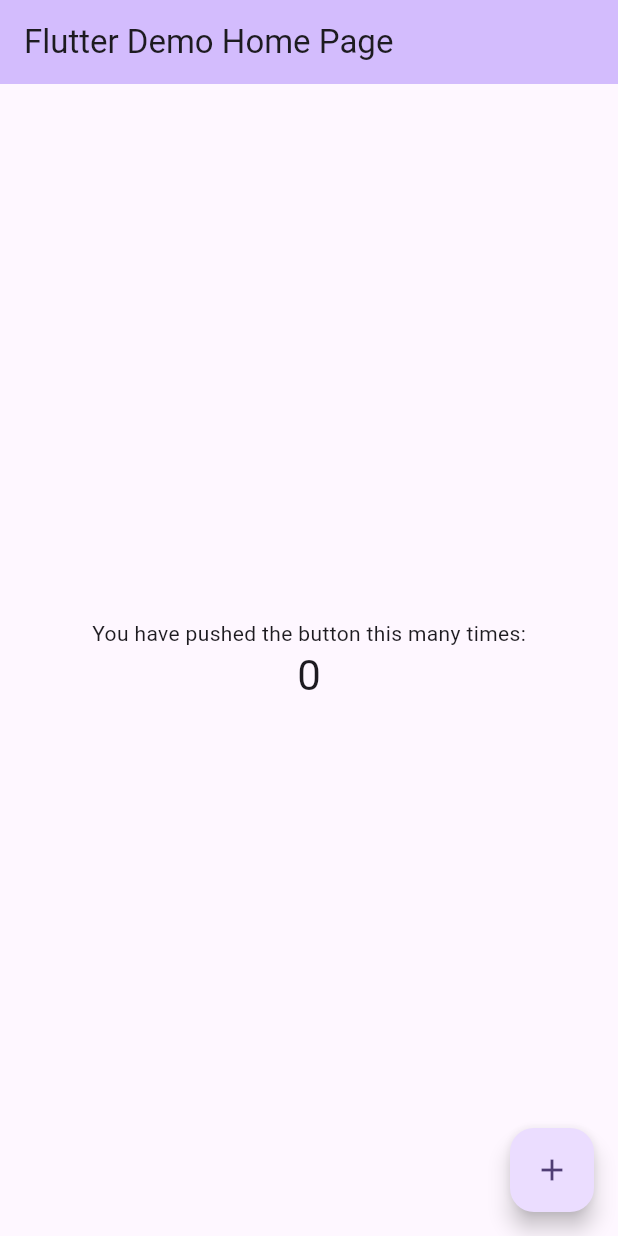
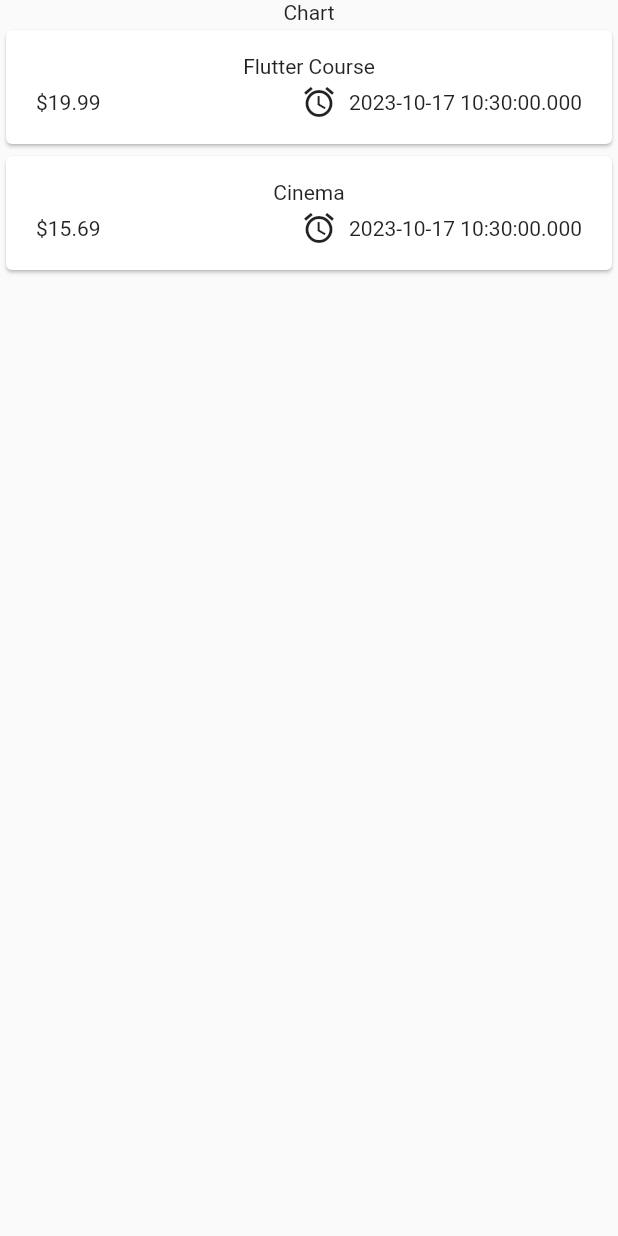
Before and after one commit to DimitarTsvetkov/expense_tracker, a Flutter app: the screen it shows after launch, on a phone screen of 412 x 824 dp. Run offline on Flutter 3.47's test engine with Material 2 defaults, Android fonts, the phone set to English and light mode, and no system bars.

Commit message:
[us-2]-building-the-skeleton

```diff
--- a/lib/main.dart
+++ b/lib/main.dart
@@ -1,125 +1,11 @@
 import 'package:flutter/material.dart';
 
+import 'package:expense_tracker/widgets/expenses.dart';
+
 void main() {
-  runApp(const MyApp());
+  runApp(
+    const MaterialApp(
+      home: Expenses(),
+    ),
+  );
 }
-
-class MyApp extends StatelessWidget {
-  const MyApp({super.key});
-
-  // This widget is the root of your application.
-  @override
-  Widget build(BuildContext context) {
-    return MaterialApp(
-      title: 'Flutter Demo',
-      theme: ThemeData(
-        // This is the theme of your application.
-        //
-        // TRY THIS: Try running your application with "flutter run". You'll see
-        // the application has a blue toolbar. Then, without quitting the app,
-        // try changing the seedColor in the colorScheme below to Colors.green
-        // and then invoke "hot reload" (save your changes or press the "hot
-        // reload" button in a Flutter-supported IDE, or press "r" if you used
-        // the command line to start the app).
-        //
-        // Notice that the counter didn't reset back to zero; the application
-        // state is not lost during the reload. To reset the state, use hot
-        // restart instead.
-        //
-        // This works for code too, not just values: Most code changes can be
-        // tested with just a hot reload.
-        colorScheme: ColorScheme.fromSeed(seedColor: Colors.deepPurple),
-        useMaterial3: true,
-      ),
-      home: const MyHomePage(title: 'Flutter Demo Home Page'),
-    );
-  }
-}
-
-class MyHomePage extends StatefulWidget {
-  const MyHomePage({super.key, required this.title});
-
-  // This widget is the home page of your application. It is stateful, meaning
-  // that it has a State object (defined below) that contains fields that affect
-  // how it looks.
-
-  // This class is the configuration for the state. It holds the values (in this
-  // case the title) provided by the parent (in this case the App widget) and
-  // used by the build method of the State. Fields in a Widget subclass are
-  // always marked "final".
-
-  final String title;
-
-  @override
-  State<MyHomePage> createState() => _MyHomePageState();
-}
-
-class _MyHomePageState extends State<MyHomePage> {
-  int _counter = 0;
-
-  void _incrementCounter() {
-    setState(() {
-      // This call to setState tells the Flutter framework that something has
-      // changed in this State, which causes it to rerun the build method below
-      // so that the display can reflect the updated values. If we changed
-      // _counter without calling setState(), then the build method would not be
-      // called again, and so nothing would appear to happen.
-      _counter++;
-    });
-  }
-
-  @override
-  Widget build(BuildContext context) {
-    // This method is rerun every time setState is called, for instance as done
-    // by the _incrementCounter method above.
-    //
-    // The Flutter framework has been optimized to make rerunning build methods
-    // fast, so that you can just rebuild anything that needs updating rather
-    // than having to individually change instances of widgets.
-    return Scaffold(
-      appBar: AppBar(
-        // TRY THIS: Try changing the color here to a specific color (to
-        // Colors.amber, perhaps?) and trigger a hot reload to see the AppBar
-        // change color while the other colors stay the same.
-        backgroundColor: Theme.of(context).colorScheme.inversePrimary,
-        // Here we take the value from the MyHomePage object that was created by
-        // the App.build method, and use it to set our appbar title.
-        title: Text(widget.title),
-      ),
-      body: Center(
-        // Center is a layout widget. It takes a single child and positions it
-        // in the middle of the parent.
-        child: Column(
-          // Column is also a layout widget. It takes a list of children and
-          // arranges them vertically. By default, it sizes itself to fit its
-          // children horizontally, and tries to be as tall as its parent.
-          //
-          // Column has various properties to control how it sizes itself and
-          // how it positions its children. Here we use mainAxisAlignment to
-          // center the children vertically; the main axis here is the vertical
-          // axis because Columns are vertical (the cross axis would be
-          // horizontal).
-          //
-          // TRY THIS: Invoke "debug painting" (choose the "Toggle Debug Paint"
-          // action in the IDE, or press "p" in the console), to see the
-          // wireframe for each widget.
-          mainAxisAlignment: MainAxisAlignment.center,
-          children: <Widget>[
-            const Text(
-              'You have pushed the button this many times:',
-            ),
-            Text(
-              '$_counter',
-              style: Theme.of(context).textTheme.headlineMedium,
-            ),
-          ],
-        ),
-      ),
-      floatingActionButton: FloatingActionButton(
-        onPressed: _incrementCounter,
-        tooltip: 'Increment',
-        child: const Icon(Icons.add),
-      ), // This trailing comma makes auto-formatting nicer for build methods.
-    );
-  }
-}
--- /dev/null
+++ b/lib/models/expense.dart
@@ -0,0 +1,21 @@
+import 'package:uuid/uuid.dart';
+
+const uuid = Uuid();
+
+enum Category { food, travel, leisure, work }
+
+class Expense {
+  // generate unique uuid when the class is initialised by using Dart 'Initializer'
+  Expense(
+      {required this.title,
+      required this.amount,
+      required this.date,
+      required this.category})
+      : id = uuid.v4();
+
+  final String id;
+  final String title;
+  final double amount;
+  final DateTime date;
+  final Category category;
+}
--- /dev/null
+++ b/lib/widgets/expenses.dart
@@ -0,0 +1,37 @@
+import 'package:expense_tracker/widgets/expenses_list/expenses_list.dart';
+import 'package:expense_tracker/models/expense.dart';
+import 'package:flutter/material.dart';
+
+class Expenses extends StatefulWidget {
+  const Expenses({super.key});
+
+  @override
+  State<Expenses> createState() => _Expenses();
+}
+
+class _Expenses extends State<Expenses> {
+  final List<Expense> _registeredExpenses = [
+    Expense(
+        title: 'Flutter Course',
+        amount: 19.99,
+        date: DateTime.now(),
+        category: Category.work),
+    Expense(
+        title: 'Cinema',
+        amount: 15.69,
+        date: DateTime.now(),
+        category: Category.leisure),
+  ];
+
+  @override
+  Widget build(BuildContext context) {
+    return Scaffold(
+      body: Column(
+        children: [
+          const Text('Chart'),
+          Expanded(child: ExpensesList(expenses: _registeredExpenses)),
+        ],
+      ),
+    );
+  }
+}
--- /dev/null
+++ b/lib/widgets/expenses_list/expense_item.dart
@@ -0,0 +1,34 @@
+import 'package:expense_tracker/models/expense.dart';
+import 'package:flutter/material.dart';
+
+class ExpenseItem extends StatelessWidget {
+  const ExpenseItem(this.expense, {super.key});
+
+  final Expense expense;
+
+  @override
+  Widget build(BuildContext context) {
+    return Card(
+      child: Padding(
+        padding: const EdgeInsets.symmetric(horizontal: 20, vertical: 16),
+        child: Column(children: [
+          Text(expense.title),
+          const SizedBox(
+            height: 4,
+          ),
+          Row(
+            children: [
+              Text('\$${expense.amount.toStringAsFixed(2)}'),
+              const Spacer(),
+              Row(children: [
+                const Icon(Icons.alarm),
+                const SizedBox(width: 8),
+                Text(expense.date.toString())
+              ]),
+            ],
+          )
+        ]),
+      ),
+    );
+  }
+}
--- /dev/null
+++ b/lib/widgets/expenses_list/expenses_list.dart
@@ -0,0 +1,16 @@
+import 'package:expense_tracker/models/expense.dart';
+import 'package:expense_tracker/widgets/expenses_list/expense_item.dart';
+import 'package:flutter/material.dart';
+
+class ExpensesList extends StatelessWidget {
+  const ExpensesList({super.key, required this.expenses});
+
+  final List<Expense> expenses;
+
+  @override
+  Widget build(BuildContext context) {
+    return ListView.builder(
+        itemCount: expenses.length,
+        itemBuilder: (context, index) => ExpenseItem(expenses[index]));
+  }
+}
--- a/pubspec.yaml
+++ b/pubspec.yaml
@@ -35,6 +35,7 @@ dependencies:
   # The following adds the Cupertino Icons font to your application.
   # Use with the CupertinoIcons class for iOS style icons.
   cupertino_icons: ^1.0.2
+  uuid: ^4.1.0
 
 dev_dependencies:
   flutter_test:
```
Also changed, not shown: pubspec.lock.
